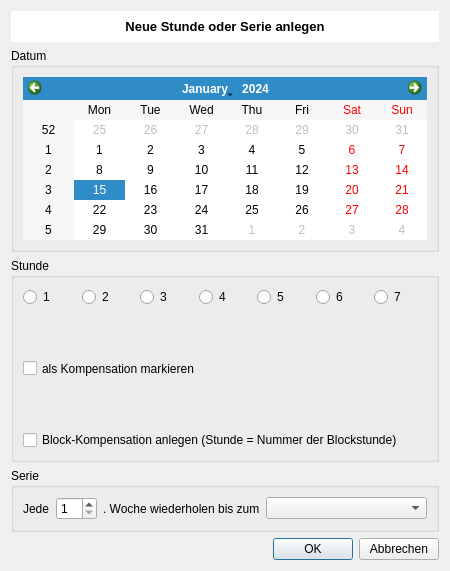
Above: NeueStunde.ui from pyphil/Kursbuch before the change. Below: the same form after it.
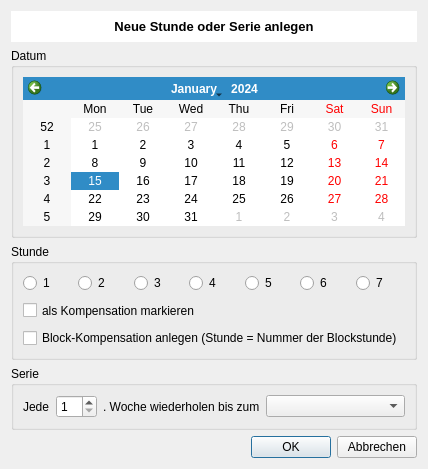
That is the form after the change. Icons and pictures are not drawn.

The edit to the form file:
```diff
--- a/NeueStunde.ui
+++ b/NeueStunde.ui
@@ -9,8 +9,8 @@
    <rect>
     <x>0</x>
     <y>0</y>
-    <width>450</width>
-    <height>571</height>
+    <width>375</width>
+    <height>469</height>
    </rect>
   </property>
   <property name="sizePolicy">
```
